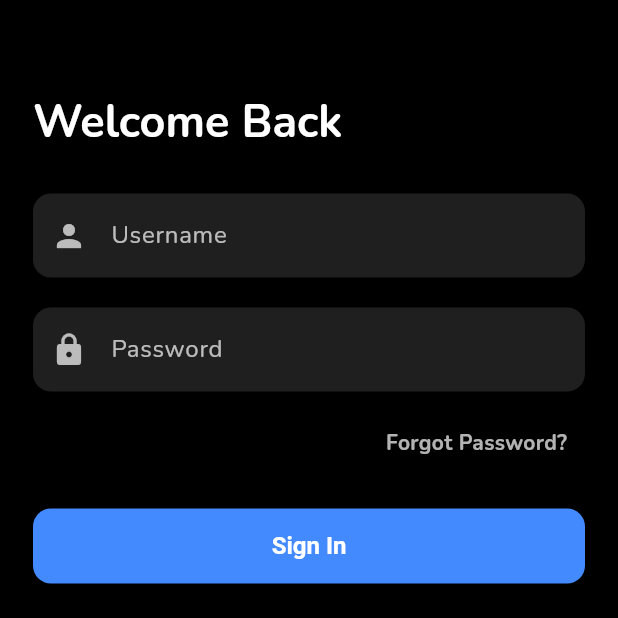
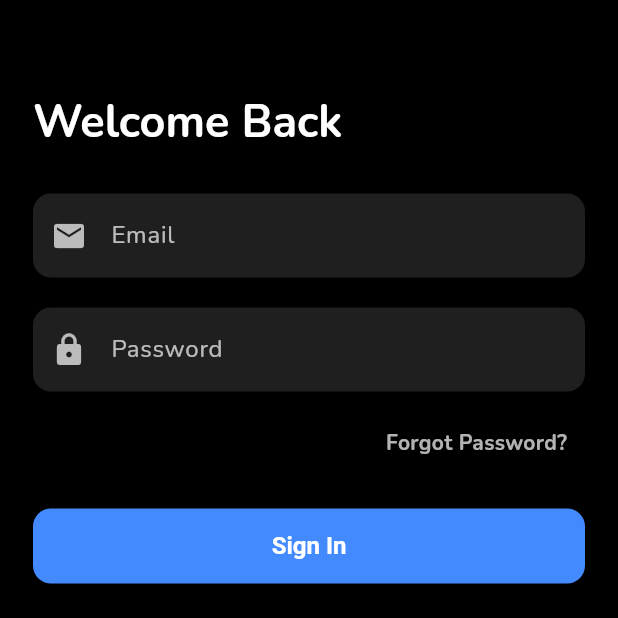
Before and after one commit to sworupfuyal/cine_stream, a Flutter app: the screen it shows after launch, after a tap on "Skip", after a tap on "Register", after a tap on "Already have an account? Sign In", on a phone screen of 412 x 824 dp, the top half of it. Run offline on Flutter 3.47's test engine with Material 3 defaults, Android fonts, the light colour scheme and no system bars; our stand-ins replace connectivity_plus, dartz, dio, equatable, flutter_riverpod, flutter_secure_storage and 2 more; missing offline and left inert: dio_smart_retry; accounts and stored records are empty.

Commit message:
refactored signin

```diff
--- a/lib/features/auth/presentation/pages/signin_screen.dart
+++ b/lib/features/auth/presentation/pages/signin_screen.dart
@@ -14,13 +14,13 @@
 
 class _SignInScreenState extends ConsumerState<SignInScreen> {
   final _formKey = GlobalKey<FormState>();
-  final usernameController = TextEditingController();
+  final emailController = TextEditingController();
   final passwordController = TextEditingController();
 
   Future<void> handleSignIn() async {
     if (_formKey.currentState!.validate()) {
       await ref.read(authViewModelProvider.notifier).login(
-            userName: usernameController.text,
+            email: emailController.text,
             password: passwordController.text,
           );
     }
@@ -44,7 +44,7 @@
 
   @override
   void dispose() {
-    usernameController.dispose();
+    emailController.dispose();
     passwordController.dispose();
     super.dispose();
   }
@@ -97,12 +97,12 @@
                 const SizedBox(height: 30),
 
                 AppTextField(
-                  controller: usernameController,
-                  label: "Username",
-                  icon: Icons.person,
+                  controller: emailController,
+                  label: "Email",
+                  icon: Icons.email,
                   validator: (v) {
                     if (v == null || v.isEmpty) {
-                      return "Username is required";
+                      return "Email is required";
                     }
                     return null;
                   },
```
